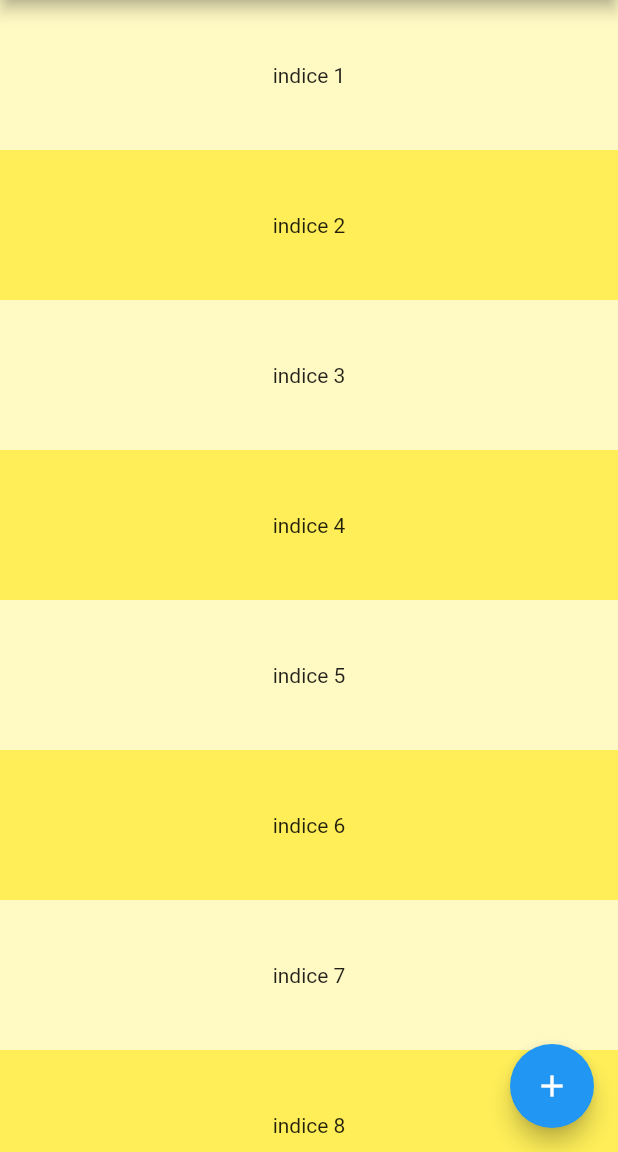
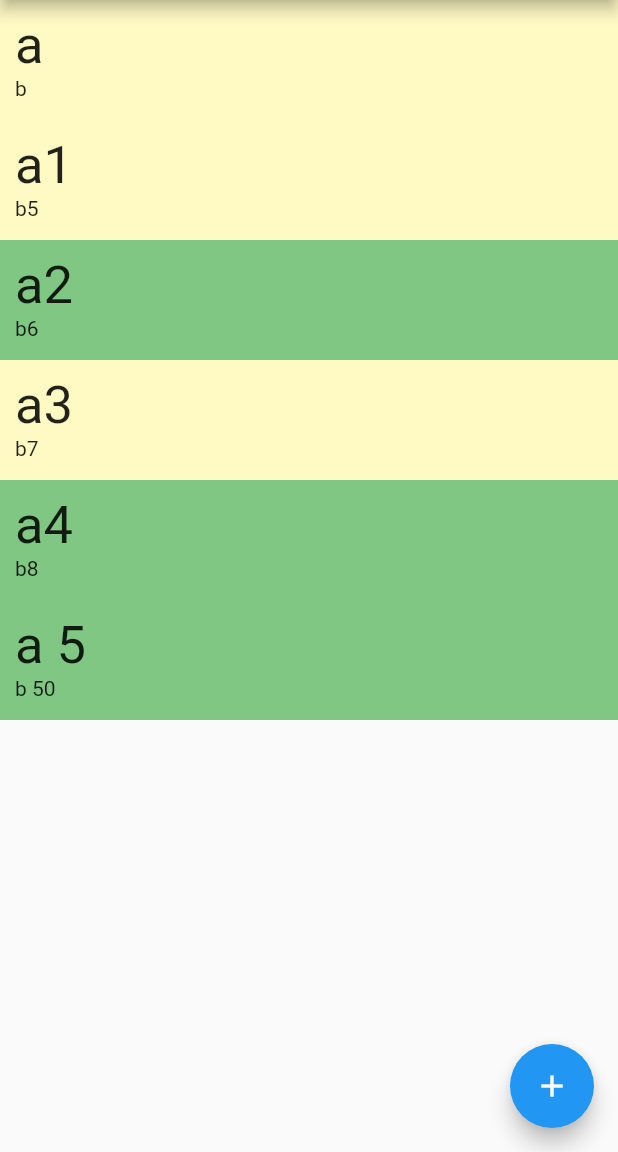
Before and after one commit to alfredohjr/mytodolist, a Flutter app: the screen it shows after launch, after a tap on the "add" icon, on a phone screen of 412 x 824 dp, the part 84-1236 px from its top. Run offline on Flutter 3.47's test engine with Material 2 defaults, Android fonts, the phone set to English and light mode, and no system bars.

Commit message:
update : adicionado provedor

```diff
--- a/lib/main.dart
+++ b/lib/main.dart
@@ -1,7 +1,11 @@
 import 'package:flutter/material.dart';
+import 'package:provider/provider.dart';
 
 void main() {
-  runApp(const MyApp());
+  runApp(ChangeNotifierProvider(
+    create: (context) => MyStateTask(),
+    child: const MyApp(),
+  ));
 }
 
 class MyApp extends StatelessWidget {
@@ -15,6 +19,9 @@ class MyApp extends StatelessWidget {
         primarySwatch: Colors.blue,
       ),
       home: const MyHomePage(title: 'TodoList'),
+      routes: <String, WidgetBuilder>{
+        '/task': (BuildContext context) => MyTaskDetail(),
+      },
     );
   }
 }
@@ -29,36 +36,172 @@ class MyHomePage extends StatefulWidget {
 }
 
 class _MyHomePageState extends State<MyHomePage> {
-  final List<int> tasks = [1, 2, 3, 4, 5, 6, 7, 8, 9, 10];
-  int count = 11;
+  @override
+  Widget build(BuildContext context) {
+    return Consumer<MyStateTask>(
+        builder: (context, value, child) => Scaffold(
+              appBar: AppBar(
+                title: Text(widget.title),
+              ),
+              body: ListView.builder(
+                itemCount: value.tasks.length,
+                itemBuilder: (BuildContext context, index) => MyTask(
+                  id: value.tasks[index].id,
+                  title: value.tasks[index].title,
+                  description: value.tasks[index].description,
+                  active: value.tasks[index].active,
+                ),
+              ),
+              floatingActionButton: FloatingActionButton(
+                onPressed: value.increment,
+                child: const Icon(Icons.add),
+              ),
+            ));
+  }
+}
 
-  void increment() {
-    setState(() {
-      tasks.add(count);
-      count++;
-    });
-  }
+class MyTask extends StatefulWidget {
+  MyTask(
+      {Key? key,
+      required this.title,
+      required this.description,
+      required this.active,
+      required this.id})
+      : super(key: key);
+  final String title;
+  final String description;
+  final bool active;
+  final int id;
 
   @override
+  State<MyTask> createState() => _MyTask();
+}
+
+class _MyTask extends State<MyTask> {
+  @override
   Widget build(BuildContext context) {
-    return Scaffold(
-      appBar: AppBar(
-        title: Text(widget.title),
-      ),
-      body: ListView.builder(
-        itemCount: tasks.length,
-        itemBuilder: (BuildContext context, index) => Container(
-          height: 100,
-          color: Colors.yellow[index % 2 == 0 ? 100 : 400],
-          child: Center(
-            child: Text('indice ${tasks[index]}'),
+    return GestureDetector(
+      onTap: () {
+        print('<${widget.title}>');
+        Navigator.pushNamed(context, '/task',
+            arguments: MyNavi2Task(widget.id, widget.title));
+      },
+      child: Container(
+        height: 80,
+        color: widget.active ? Colors.yellow[100] : Colors.green[300],
+        child: Padding(
+          padding: const EdgeInsets.all(10.0),
+          child: Column(
+            textDirection: TextDirection.ltr,
+            crossAxisAlignment: CrossAxisAlignment.start,
+            children: [
+              Text(
+                widget.title,
+                style: const TextStyle(fontSize: 35),
+              ),
+              Text(widget.description),
+            ],
           ),
         ),
-      ),
-      floatingActionButton: FloatingActionButton(
-        onPressed: increment,
-        child: const Icon(Icons.add),
       ),
     );
   }
 }
+
+class MyTaskDetail extends StatelessWidget {
+  MyTaskDetail({Key? key}) : super(key: key);
+
+  @override
+  Widget build(BuildContext context) {
+    final args = ModalRoute.of(context)!.settings.arguments as MyNavi2Task;
+
+    return Consumer<MyStateTask>(
+      builder: (context, value, child) => Scaffold(
+        appBar: AppBar(title: Text(args.title)),
+        body: MyTaskForm(id: args.id),
+      ),
+    );
+  }
+}
+
+class MyTaskForm extends StatefulWidget {
+  MyTaskForm({super.key, required this.id});
+
+  final id;
+
+  @override
+  MyTaskFormState createState() {
+    return MyTaskFormState();
+  }
+}
+
+class MyTaskFormState extends State<MyTaskForm> {
+  final _formKey = GlobalKey<FormState>();
+
+  @override
+  Widget build(BuildContext context) {
+    return Consumer<MyStateTask>(
+      builder: (context, value, child) => Form(
+        key: _formKey,
+        child: Column(
+          children: [
+            TextFormField(
+              initialValue: value.tasks[widget.id].title,
+              validator: (title) {},
+              onSaved: (String? title) {
+                print(title);
+                value.update(widget.id, title);
+              },
+            ),
+            ElevatedButton(
+                onPressed: () {
+                  if (_formKey.currentState!.validate()) {
+                    print('legal!');
+                    _formKey.currentState!.save();
+                  }
+                },
+                child: const Text('Alterar'))
+          ],
+        ),
+      ),
+    );
+  }
+}
+
+class MyTasksModel {
+  int id;
+  String title;
+  String description;
+  bool active;
+
+  MyTasksModel(this.id, this.title, this.description, this.active);
+}
+
+class MyStateTask extends ChangeNotifier {
+  final List<MyTasksModel> tasks = [
+    MyTasksModel(0, 'a', 'b', true),
+    MyTasksModel(1, 'a1', 'b5', true),
+    MyTasksModel(2, 'a2', 'b6', false),
+    MyTasksModel(3, 'a3', 'b7', true),
+    MyTasksModel(4, 'a4', 'b8', false),
+  ];
+  int count = 5;
+
+  void increment() {
+    tasks.add(MyTasksModel(count, 'a $count', 'b ${count * 10}', false));
+    count++;
+    notifyListeners();
+  }
+
+  void update(int id, String? title) {
+    tasks[id].title = title == null ? "NA" : title;
+    notifyListeners();
+  }
+}
+
+class MyNavi2Task {
+  final int id;
+  final String title;
+
+  MyNavi2Task(this.id, this.title);
+}
```
